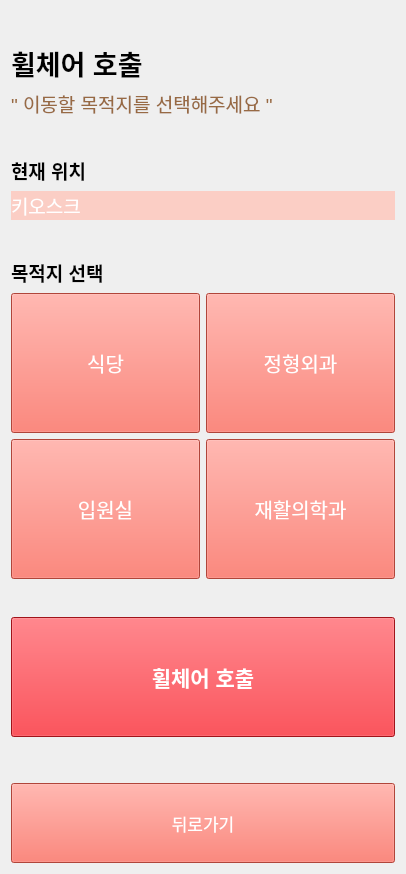
Before: the Qt Designer form Hospital_Terminal/kiosk_wheel.ui in Heo157/Project-Hospital-Autonomous-Wheelchair, drawn with Qt 5.
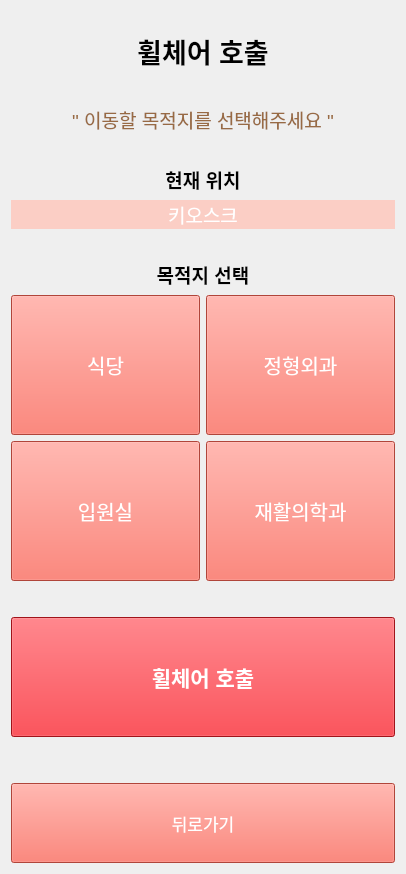
After: the same form once the commit is applied.

Patch:
```diff
--- a/Hospital_Terminal/kiosk_wheel.ui
+++ b/Hospital_Terminal/kiosk_wheel.ui
@@ -16,6 +16,9 @@
   <layout class="QVBoxLayout" name="mainLayout">
    <item>
     <spacer>
+     <property name="orientation">
+      <enum>Qt::Orientation::Vertical</enum>
+     </property>
      <property name="sizeHint" stdset="0">
       <size>
        <width>20</width>
@@ -29,12 +32,33 @@
      <property name="font">
       <font>
        <pointsize>20</pointsize>
-       <weight>75</weight>
        <bold>true</bold>
       </font>
      </property>
      <property name="text">
       <string>휠체어 호출</string>
+     </property>
+     <property name="alignment">
+      <set>Qt::AlignmentFlag::AlignCenter</set>
+     </property>
+    </widget>
+   </item>
+   <item>
+    <widget class="QLabel" name="label_patient">
+     <property name="font">
+      <font>
+       <pointsize>14</pointsize>
+       <bold>true</bold>
+      </font>
+     </property>
+     <property name="styleSheet">
+      <string notr="true">color: rgb(152, 106, 68);</string>
+     </property>
+     <property name="text">
+      <string/>
+     </property>
+     <property name="alignment">
+      <set>Qt::AlignmentFlag::AlignCenter</set>
      </property>
     </widget>
    </item>
@@ -51,10 +75,16 @@
      <property name="text">
       <string>&quot; 이동할 목적지를 선택해주세요 &quot;</string>
      </property>
+     <property name="alignment">
+      <set>Qt::AlignmentFlag::AlignCenter</set>
+     </property>
     </widget>
    </item>
    <item>
     <spacer>
+     <property name="orientation">
+      <enum>Qt::Orientation::Vertical</enum>
+     </property>
      <property name="sizeHint" stdset="0">
       <size>
        <width>20</width>
@@ -68,13 +98,15 @@
      <property name="font">
       <font>
        <pointsize>14</pointsize>
-       <weight>75</weight>
        <bold>true</bold>
       </font>
      </property>
      <property name="text">
       <string>현재 위치</string>
      </property>
+     <property name="alignment">
+      <set>Qt::AlignmentFlag::AlignCenter</set>
+     </property>
     </widget>
    </item>
    <item>
@@ -94,10 +126,16 @@
      <property name="text">
       <string>키오스크</string>
      </property>
+     <property name="alignment">
+      <set>Qt::AlignmentFlag::AlignCenter</set>
+     </property>
     </widget>
    </item>
    <item>
     <spacer>
+     <property name="orientation">
+      <enum>Qt::Orientation::Vertical</enum>
+     </property>
      <property name="sizeHint" stdset="0">
       <size>
        <width>20</width>
@@ -111,13 +149,15 @@
      <property name="font">
       <font>
        <pointsize>14</pointsize>
-       <weight>75</weight>
        <bold>true</bold>
       </font>
      </property>
      <property name="text">
       <string>목적지 선택</string>
      </property>
+     <property name="alignment">
+      <set>Qt::AlignmentFlag::AlignCenter</set>
+     </property>
     </widget>
    </item>
    <item>
@@ -198,7 +238,7 @@
           </colorrole>
           <colorrole role="PlaceholderText">
            <brush brushstyle="SolidPattern">
-            <color alpha="255">
+            <color alpha="128">
              <red>255</red>
              <green>255</green>
              <blue>255</blue>
@@ -272,7 +312,7 @@
           </colorrole>
           <colorrole role="PlaceholderText">
            <brush brushstyle="SolidPattern">
-            <color alpha="255">
+            <color alpha="128">
              <red>255</red>
              <green>255</green>
              <blue>255</blue>
@@ -346,7 +386,7 @@
           </colorrole>
           <colorrole role="PlaceholderText">
            <brush brushstyle="SolidPattern">
-            <color alpha="255">
+            <color alpha="128">
              <red>255</red>
              <green>255</green>
              <blue>255</blue>
@@ -452,7 +492,7 @@
           </colorrole>
           <colorrole role="PlaceholderText">
            <brush brushstyle="SolidPattern">
-            <color alpha="255">
+            <color alpha="128">
              <red>255</red>
              <green>255</green>
              <blue>255</blue>
@@ -526,7 +566,7 @@
           </colorrole>
           <colorrole role="PlaceholderText">
            <brush brushstyle="SolidPattern">
-            <color alpha="255">
+            <color alpha="128">
              <red>255</red>
              <green>255</green>
              <blue>255</blue>
@@ -600,7 +640,7 @@
           </colorrole>
           <colorrole role="PlaceholderText">
            <brush brushstyle="SolidPattern">
-            <color alpha="255">
+            <color alpha="128">
              <red>255</red>
              <green>255</green>
              <blue>255</blue>
@@ -706,7 +746,7 @@
           </colorrole>
           <colorrole role="PlaceholderText">
            <brush brushstyle="SolidPattern">
-            <color alpha="255">
+            <color alpha="128">
              <red>255</red>
              <green>255</green>
              <blue>255</blue>
@@ -780,7 +820,7 @@
           </colorrole>
           <colorrole role="PlaceholderText">
            <brush brushstyle="SolidPattern">
-            <color alpha="255">
+            <color alpha="128">
              <red>255</red>
              <green>255</green>
              <blue>255</blue>
@@ -854,7 +894,7 @@
           </colorrole>
           <colorrole role="PlaceholderText">
            <brush brushstyle="SolidPattern">
-            <color alpha="255">
+            <color alpha="128">
              <red>255</red>
              <green>255</green>
              <blue>255</blue>
@@ -910,6 +950,9 @@
    </item>
    <item>
     <spacer>
+     <property name="orientation">
+      <enum>Qt::Orientation::Vertical</enum>
+     </property>
      <property name="sizeHint" stdset="0">
       <size>
        <width>20</width>
@@ -1170,6 +1213,9 @@
    </item>
    <item>
     <spacer name="verticalSpacer">
+     <property name="orientation">
+      <enum>Qt::Orientation::Vertical</enum>
+     </property>
      <property name="sizeHint" stdset="0">
       <size>
        <width>20</width>
```
Left out of the diff: 15 changed lines with no effect on the pictures.
